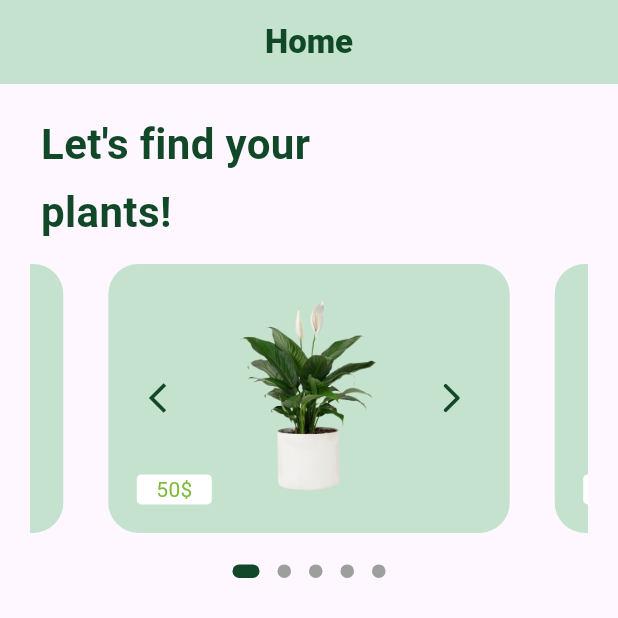
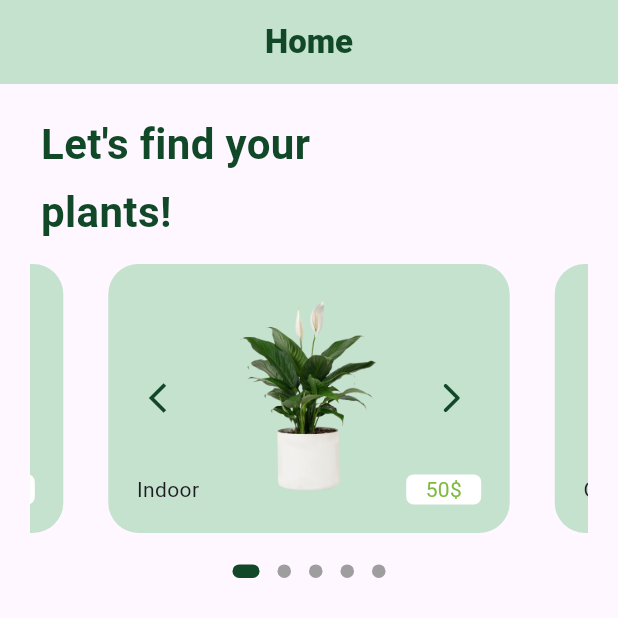
Before and after one commit to ShimaaElnaggar/carousel_slider_with_dots_indicator, a Flutter app: the screen it shows after launch, on a phone screen of 412 x 824 dp, the top half of it. Run offline on Flutter 3.47's test engine with Material 3 defaults, Android fonts, the phone set to English and light mode, and no system bars; drawn by our look-alikes of carousel_slider, dots_indicator.

Commit message:
show details of single item

```diff
--- /dev/null
+++ b/lib/models/carousel_slider_model.dart
@@ -0,0 +1,10 @@
+
+
+class CarouselSliderModel {
+  final String image;
+  final String title;
+  final int price;
+
+  CarouselSliderModel(
+      {required this.image, required this.title, required this.price});
+}
--- a/lib/views/home_viewe.dart
+++ b/lib/views/home_viewe.dart
@@ -1,6 +1,8 @@
 import 'package:carousel_slider/carousel_slider.dart';
 import 'package:dots_indicator/dots_indicator.dart';
 import 'package:flutter/material.dart';
+import 'package:simple_app_showing_carousel_slider_with_dots_indicator/models/carousel_slider_model.dart';
+import 'package:simple_app_showing_carousel_slider_with_dots_indicator/views/datails_view.dart';
 
 class HomeViewe extends StatefulWidget {
   const HomeViewe({super.key});
@@ -10,13 +12,34 @@ class HomeViewe extends StatefulWidget {
 }
 
 class _HomeVieweState extends State<HomeViewe> {
-  List<String> images = [
-    "assets/images/1.png",
-    "assets/images/2.png",
-    "assets/images/3.png",
-    "assets/images/4.png",
-    "assets/images/5.png",
+  List<CarouselSliderModel> dummyData = [
+    CarouselSliderModel(
+      image: "assets/images/1.png",
+      title: 'Indoor',
+      price: 50,
+    ),
+    CarouselSliderModel(
+      image: "assets/images/2.png",
+      title: 'Outdoor',
+      price: 60,
+    ),
+    CarouselSliderModel(
+      image: "assets/images/3.png",
+      title: 'Indoor',
+      price: 70,
+    ),
+    CarouselSliderModel(
+      image: "assets/images/4.png",
+      title: 'Outdoor',
+      price: 80,
+    ),
+    CarouselSliderModel(
+      image: "assets/images/5.png",
+      title: 'Indoor',
+      price: 90,
+    ),
   ];
+
   CarouselController carouselController = CarouselController();
   int currentIndexPosition = 0;
   @override
@@ -27,9 +50,10 @@ class _HomeVieweState extends State<HomeViewe> {
         title: const Center(
           child: Text(
             "Home",
-          style:
-              TextStyle(color: Color(0xff114928), fontWeight: FontWeight.w800),
-        )),
+            style: TextStyle(
+                color: Color(0xff114928), fontWeight: FontWeight.w800),
+          ),
+        ),
       ),
       body: Padding(
         padding: const EdgeInsets.all(20.0),
@@ -57,10 +81,16 @@ class _HomeVieweState extends State<HomeViewe> {
             ),
             CarouselSlider.builder(
               carouselController: carouselController,
-              itemCount: images.length,
+              itemCount: dummyData.length,
               itemBuilder:
                   (BuildContext context, int itemIndex, int pageViewIndex) =>
-                      Container(
+                      InkWell(
+                onTap: () {
+                  Navigator.of(context).push(MaterialPageRoute(
+                      builder: (context) =>
+                          DetailsView(item: dummyData[itemIndex])));
+                },
+                child: Container(
                   margin: const EdgeInsets.all(15),
                   height: 85,
                   width: double.maxFinite,
@@ -71,10 +101,16 @@ class _HomeVieweState extends State<HomeViewe> {
                     padding: const EdgeInsets.all(15.0),
                     child: Stack(
                       children: [
-                      Center(child: Image.asset(images[itemIndex])),
-                      buildPriceTextWidget(),
+                        Center(child: Image.asset(dummyData[itemIndex].image)),
+                        buildPriceTextWidget(dummyData[itemIndex].price),
                         buildArrows(),
+                        Positioned(
+                          bottom: 4,
+                          left: 4,
+                          child: Text(dummyData[itemIndex].title),
+                        ),
                       ],
+                    ),
                   ),
                 ),
               ),
@@ -94,7 +130,7 @@ class _HomeVieweState extends State<HomeViewe> {
   Center buildDotsIndicator() {
     return Center(
       child: DotsIndicator(
-        dotsCount: images.length,
+        dotsCount: dummyData.length,
         position: currentIndexPosition,
         decorator: DotsDecorator(
           color: Colors.grey,
@@ -134,21 +170,21 @@ class _HomeVieweState extends State<HomeViewe> {
     );
   }
 
-  Positioned buildPriceTextWidget() {
+  Positioned buildPriceTextWidget(int price) {
     return Positioned(
       bottom: 4,
-      left: 4,
+      right: 4,
       child: Container(
           height: 20,
           width: 50,
           decoration: BoxDecoration(
             color: Colors.white,
-            borderRadius: BorderRadius.circular(3),
+            borderRadius: BorderRadius.circular(5),
           ),
-          child: const Center(
+          child: Center(
               child: Text(
-            "50\$",
-            style: TextStyle(color: Color(0xff7eba3e)),
+            '${price.toString()}\$',
+            style: const TextStyle(color: Color(0xff7eba3e)),
           ))),
     );
   }
```
Also changed, not shown: lib/views/datails_view.dart (added, +62 -0 lines). Lines whose indentation alone changed are shown as unchanged.
